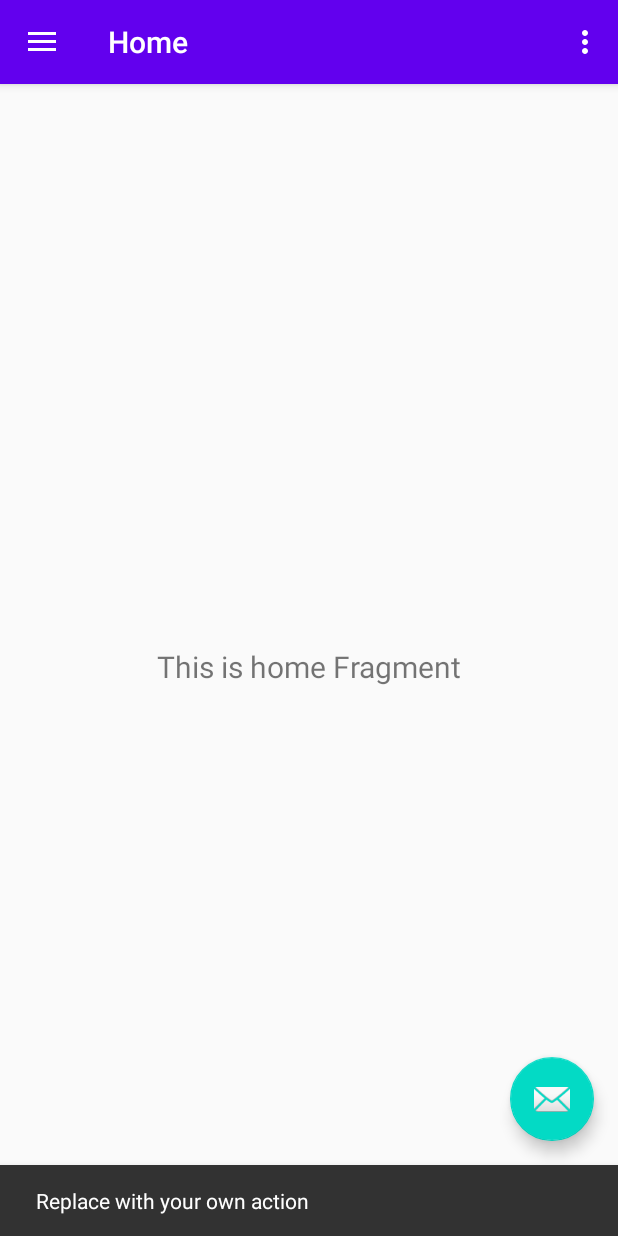
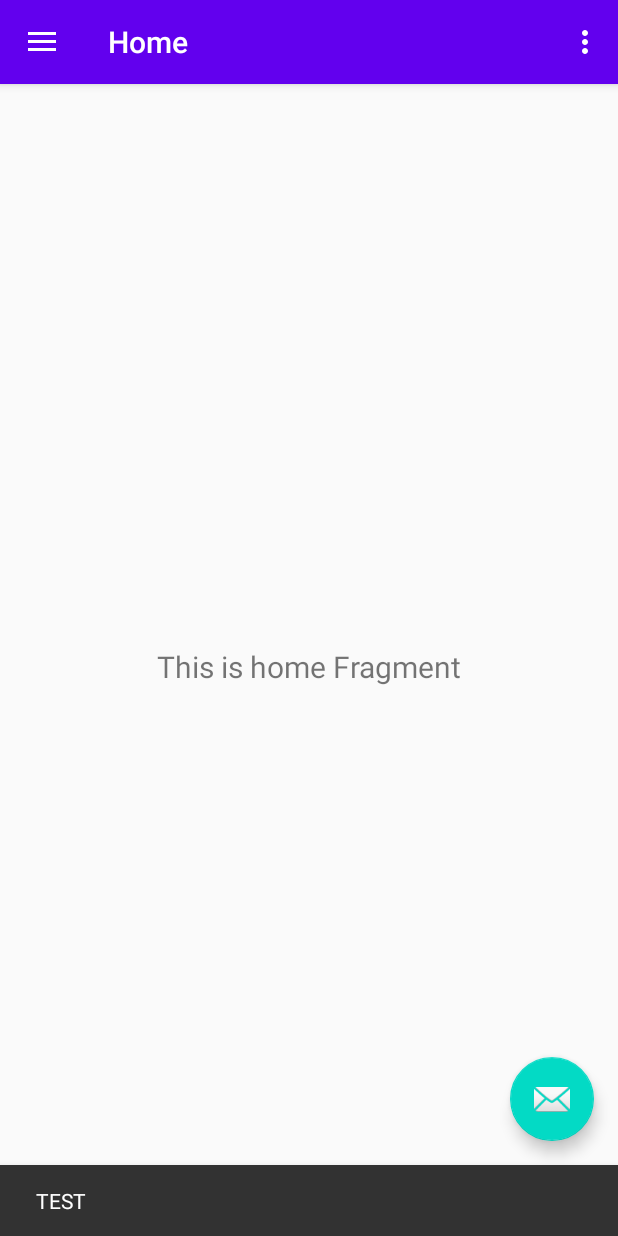
Before and after one commit to swissdevch/android-pickerview, an Android app: the screen it shows after launch (MainActivity), after a tap on an icon or button, on a phone screen of 412 x 824 dp. Run offline under Robolectric (Android 15) with nearby library versions, the phone set to English and light mode, and no system bars; our stand-ins replace navigation-ui.

Commit message:
Link library with example

```diff
--- a/example/build.gradle
+++ b/example/build.gradle
@@ -48,4 +48,5 @@ dependencies {
     androidTestImplementation 'androidx.test.ext:junit:1.1.1'
     androidTestImplementation 'androidx.test.espresso:espresso-core:3.2.0'
 
+    implementation project(":library")
 }
--- a/example/src/main/java/ch/swissdev/library/example/MainActivity.kt
+++ b/example/src/main/java/ch/swissdev/library/example/MainActivity.kt
@@ -13,6 +13,7 @@ import androidx.navigation.ui.setupWithNavController
 import androidx.drawerlayout.widget.DrawerLayout
 import androidx.appcompat.app.AppCompatActivity
 import androidx.appcompat.widget.Toolbar
+import ch.swissdev.library.TestConstants
 
 class MainActivity : AppCompatActivity() {
 
@@ -26,7 +27,7 @@ class MainActivity : AppCompatActivity() {
 
         val fab: FloatingActionButton = findViewById(R.id.fab)
         fab.setOnClickListener { view ->
-            Snackbar.make(view, "Replace with your own action", Snackbar.LENGTH_LONG)
+            Snackbar.make(view, TestConstants.testConstant, Snackbar.LENGTH_LONG)
                     .setAction("Action", null).show()
         }
         val drawerLayout: DrawerLayout = findViewById(R.id.drawer_layout)
--- a/library/src/main/AndroidManifest.xml
+++ b/library/src/main/AndroidManifest.xml
@@ -1,5 +1,4 @@
 <manifest xmlns:android="http://schemas.android.com/apk/res/android"
-    package="ch.swissdev">
+    package="ch.swissdev.library">
 
-    /
 </manifest>
```
Also changed, not shown: library/src/main/java/ch/swissdev/library/Constants.kt (added, +9 -0 lines).
